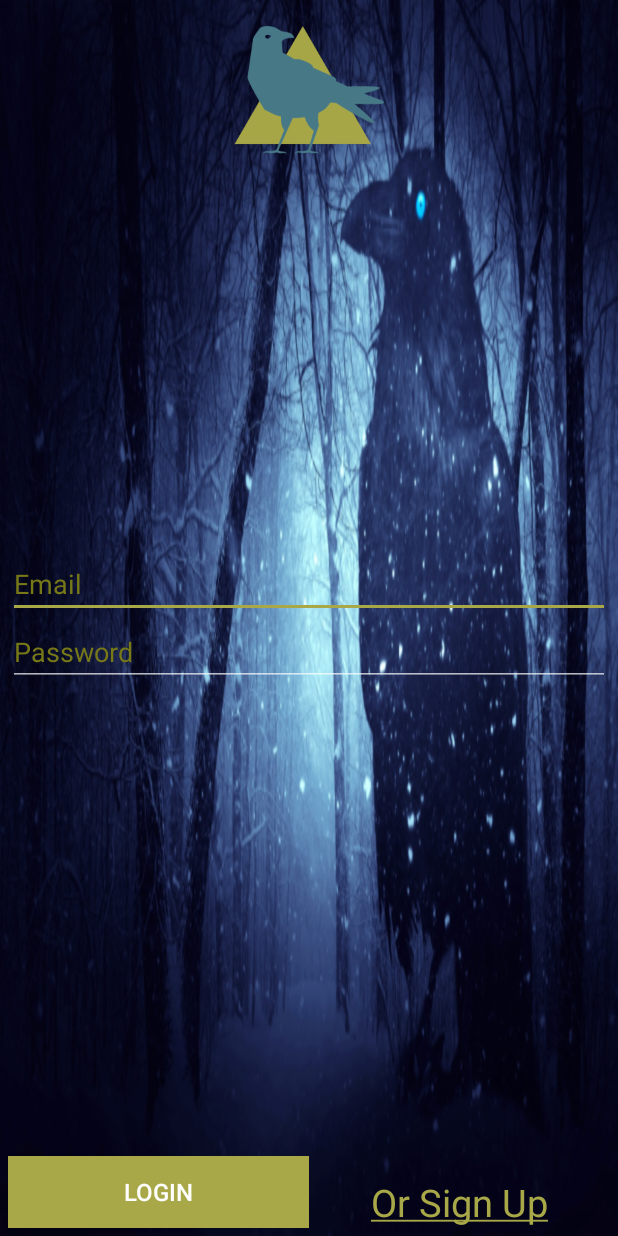
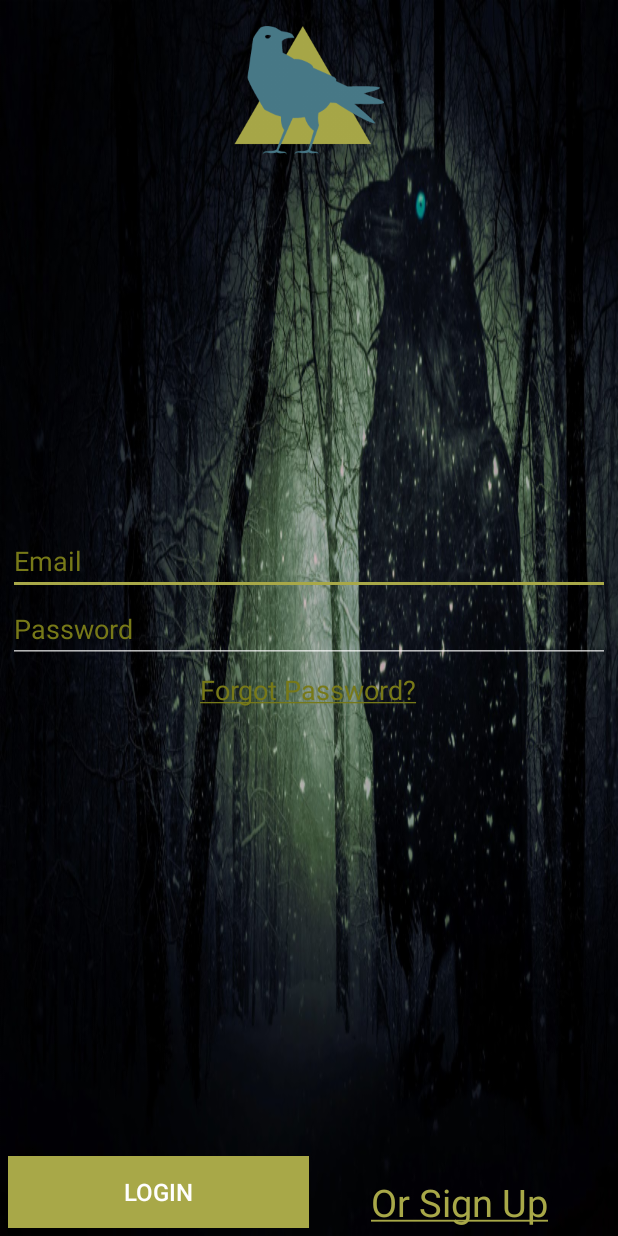
Before and after one commit to anderson2090/InstaCoffee, an Android app: the screen it shows after launch (LoginActivity), on a phone screen of 412 x 824 dp. Run offline under Robolectric (Android 15) with nearby library versions, the phone set to English and light mode, and no system bars; our stand-ins replace Firebase (no records; nobody signed in at launch, a user with empty details on screens opened directly); libraries missing offline, so code that uses them is left out: com.mobsandgeeks.saripaar; 2 statements that could not run were skipped.

Commit message:
created reset password

```diff
--- a/app/build.gradle
+++ b/app/build.gradle
@@ -32,4 +32,5 @@ dependencies {
 
 
 
+
 apply plugin: 'com.google.gms.google-services'
--- a/app/src/main/AndroidManifest.xml
+++ b/app/src/main/AndroidManifest.xml
@@ -19,7 +19,9 @@
         <activity
             android:name=".WelcomeActivity"
             android:label="@string/title_activity_welcome"
-            android:theme="@style/AppTheme"></activity>
+            android:theme="@style/AppTheme" />
+        <activity android:name=".ForgotPasswordActivity" />
+        <activity android:name=".RootActivity"></activity>
     </application>
 
 </manifest>
--- a/app/src/main/java/com/sweetdeveloper/instacoffee/LoginActivity.java
+++ b/app/src/main/java/com/sweetdeveloper/instacoffee/LoginActivity.java
@@ -25,7 +25,7 @@ import com.mobsandgeeks.saripaar.annotation.Password;
 
 import java.util.List;
 
-public class LoginActivity extends AppCompatActivity {
+public class LoginActivity extends RootActivity {
 
     @NotEmpty
     @Email
@@ -39,7 +39,8 @@ public class LoginActivity extends AppCompatActivity {
     @ConfirmPassword
     EditText confirmPasswordEditText;
 
-    TextView orSignUpTextView;
+    TextView orSignUpTextView, forgotPasswordTextView;
+
     Button loginButton;
 
     Validator validator;
@@ -68,6 +69,13 @@ public class LoginActivity extends AppCompatActivity {
         confirmPasswordEditText = findViewById(R.id.confirm_password_edit_text);
         loginButton = findViewById(R.id.login_button);
         orSignUpTextView = findViewById(R.id.or_sign_up_text_view);
+        forgotPasswordTextView = findViewById(R.id.forgot_password_text_view);
+        forgotPasswordTextView.setOnClickListener(new View.OnClickListener() {
+            @Override
+            public void onClick(View view) {
+                startActivity(new Intent(getApplicationContext(), ForgotPasswordActivity.class));
+            }
+        });
         orSignUpTextView.setOnClickListener(new View.OnClickListener() {
             @Override
             public void onClick(View view) {
@@ -213,7 +221,5 @@ public class LoginActivity extends AppCompatActivity {
         });
     }
 
-    public void informUserViaToast(String message) {
-        Toast.makeText(getApplicationContext(), message, Toast.LENGTH_SHORT).show();
-    }
+
 }
--- /dev/null
+++ b/app/src/main/java/com/sweetdeveloper/instacoffee/RootActivity.java
@@ -0,0 +1,17 @@
+package com.sweetdeveloper.instacoffee;
+
+import android.support.v7.app.AppCompatActivity;
+import android.os.Bundle;
+import android.widget.Toast;
+
+public class RootActivity extends AppCompatActivity {
+
+    @Override
+    protected void onCreate(Bundle savedInstanceState) {
+        super.onCreate(savedInstanceState);
+    }
+
+    public void informUserViaToast(String message) {
+        Toast.makeText(getApplicationContext(), message, Toast.LENGTH_SHORT).show();
+    }
+}
--- a/app/src/main/java/com/sweetdeveloper/instacoffee/WelcomeActivity.java
+++ b/app/src/main/java/com/sweetdeveloper/instacoffee/WelcomeActivity.java
@@ -12,7 +12,7 @@ import android.view.View;
 
 import com.google.firebase.auth.FirebaseAuth;
 
-public class WelcomeActivity extends AppCompatActivity {
+public class WelcomeActivity extends RootActivity {
 
     FirebaseAuth firebaseAuth;
 
--- a/app/src/main/res/layout/activity_login.xml
+++ b/app/src/main/res/layout/activity_login.xml
@@ -4,7 +4,7 @@
     xmlns:tools="http://schemas.android.com/tools"
     android:layout_width="match_parent"
     android:layout_height="match_parent"
-    android:background="@drawable/forest_raven"
+    android:background="@drawable/forest_raven__darker"
     tools:context="com.sweetdeveloper.instacoffee.LoginActivity">
 
     <ImageView
@@ -63,6 +63,15 @@
             android:textColor="@android:color/white"
             android:textColorHint="@color/dark_green"
              />
+        <TextView
+            android:id="@+id/forgot_password_text_view"
+            android:layout_marginTop="5dp"
+            android:layout_gravity="center"
+            android:text="@string/forgot_password"
+            android:textColor="@color/dark_green"
+            android:textSize="18sp"
+            android:layout_width="wrap_content"
+            android:layout_height="wrap_content" />
     </LinearLayout>
 
     <LinearLayout
--- a/app/src/main/res/values/strings.xml
+++ b/app/src/main/res/values/strings.xml
@@ -11,4 +11,7 @@
     <string name="or_login"><u>Or Login</u></string>
     <string name="title_activity_welcome">WelcomeActivity</string>
     <string name="signout">Signout</string>
+    <string name="forgot_password"><u>Forgot Password?</u></string>
+    <string name="reset_password">Reset Password</string>
+    <string name="reser_pw_instructions">Instructions to reset password has been sent to your e-mail address</string>
 </resources>
```
Also changed, not shown: app/src/main/java/com/sweetdeveloper/instacoffee/ForgotPasswordActivity.java (added, +83 -0 lines), app/src/main/res/layout/activity_forgot_password.xml (added, +30 -0 lines), app/src/main/res/drawable-hdpi/forest_raven__darker.png (added), app/src/main/res/drawable-ldpi/forest_raven.png (deleted), app/src/main/res/drawable-ldpi/forest_raven__darker.png (added), app/src/main/res/drawable-mdpi/forest_raven.png (deleted), app/src/main/res/drawable-mdpi/forest_raven__darker.png (added), 5 other files.
